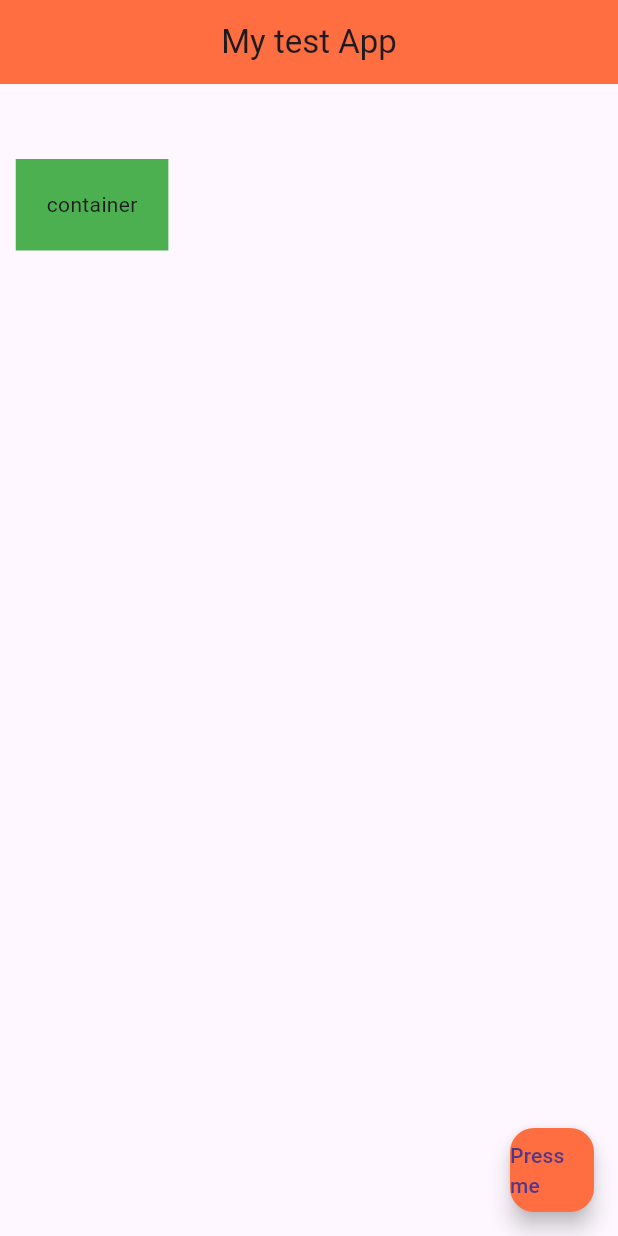
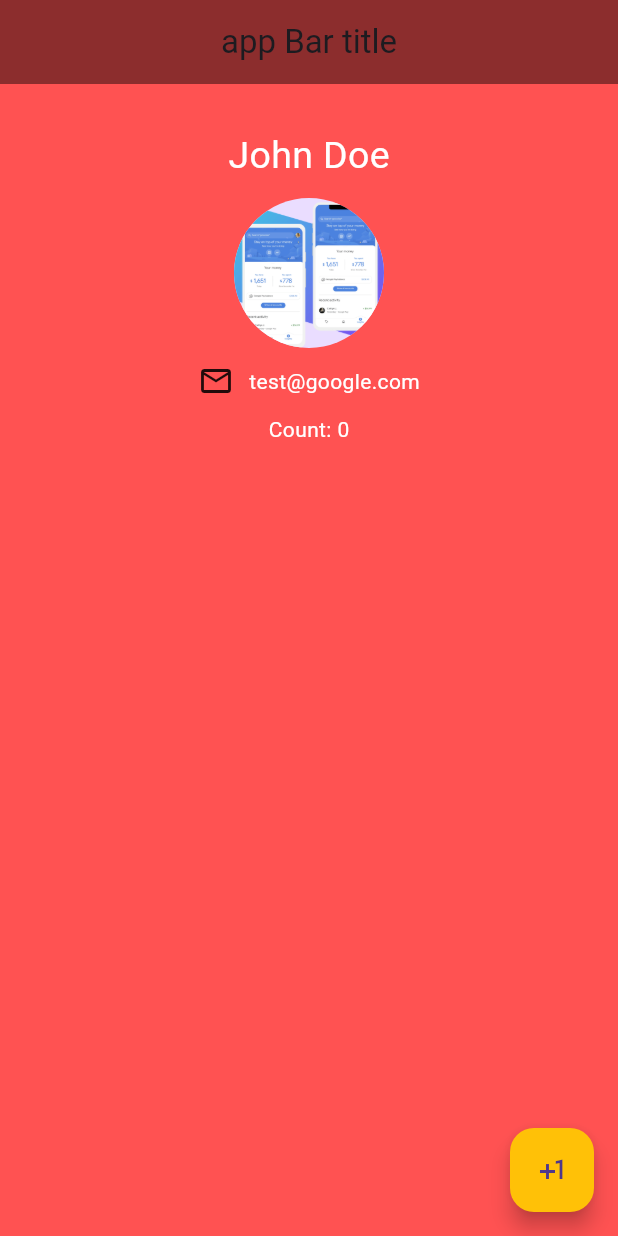
Before and after one commit to EvgeniyFilippov/flutter_test_app, a Flutter app: the screen it shows after launch, on a phone screen of 412 x 824 dp. Run offline on Flutter 3.47's test engine with Material 3 defaults, Android fonts, the phone set to English and light mode, and no system bars.

Commit message:
feat: lesson 3

```diff
--- a/lib/main.dart
+++ b/lib/main.dart
@@ -1,52 +1,69 @@
 import 'package:flutter/material.dart';
 
-void main() => runApp(MyApp());
+void main() => runApp(MaterialApp(
+  home: UserPanel(),
+));
 
-class MyApp extends StatelessWidget {
+class UserPanel extends StatefulWidget {
+  const UserPanel({super.key});
+
+  @override
+  State<StatefulWidget> createState() => _UserPanelState();
+}
+
+class _UserPanelState extends State<UserPanel> {
+
+  int _count = 0;
+
   @override
   Widget build(BuildContext context) {
-    return MaterialApp(
-      theme: ThemeData(primaryColor: Colors.deepOrangeAccent),
-      home: Scaffold(
+    return Scaffold(
+      backgroundColor: Colors.redAccent,
       appBar: AppBar(
-          title: Text('My test App'),
+        title: Text('app Bar title'),
         centerTitle: true,
-          backgroundColor: Colors.deepOrangeAccent,
+        backgroundColor: Colors.black45,
       ),
-        body:
-            Container(
-              color: Colors.green,
-              child: Text('container'),
-              margin: EdgeInsets.symmetric(horizontal: 10.5, vertical: 50.0),
-              padding: EdgeInsets.all(20.5),
+      body: SafeArea(
+        child: Row(
+          mainAxisAlignment: MainAxisAlignment.center,
+          children: [
+            Column(
+                children: [
+                  Padding(padding: EdgeInsets.only(top: 30),),
+                  Text('John Doe', style: TextStyle(
+                    fontSize: 25,
+                    color: Colors.white
+                  ),),
+                  Padding(padding: EdgeInsets.only(top: 10),),
+                  CircleAvatar(
+                    backgroundImage: AssetImage('assets/image1.png'),
+                    radius: 50,
                   ),
-            // Image(
-            //   image: AssetImage('assets/image1.png'),
-            // )
-            // ElevatedButton.icon(
-            //   icon: Icon(Icons.ac_unit_rounded),
-            //   onPressed: () {  },
-            //   label: Text('El button'),
-            // )
-            // TextButton.icon(
-            //     style: ButtonStyle(
-            //       foregroundColor: MaterialStateProperty.all<Color>(Colors.blue),
-            //       backgroundColor: MaterialStateProperty.all<Color>(Colors.deepOrangeAccent)
-            //     ),
-            //     onPressed: () {},
-            //     icon: Icon(Icons.ac_unit_sharp),
-            //     label: Text('Press'),
-            // ),
-            // Icon(Icons.settings, size: 45, color: Colors.amber),
-
+                  Padding(padding: EdgeInsets.only(top: 10),),
+                  Row(
+                    children: [
+                      Icon(Icons.mail_outline, size: 24,),
+                      Padding(padding: EdgeInsets.only(left: 10),),
+                      Text('test@google.com', style: TextStyle(color: Colors.white))
+                    ],
+                  ),
+                  Padding(padding: EdgeInsets.only(top: 10),),
+                  Text('Count: $_count', style: TextStyle(color: Colors.white))
+                ]
+            )
+          ],
+        ),
+      ),
       floatingActionButton: FloatingActionButton(
+        child: Icon(Icons.plus_one),
+        backgroundColor: Colors.amber,
         onPressed: () {
-            print('clicked');
+          setState(() {
+            _count++;
+          });
         },
-          child: Text('Press me'),
-          backgroundColor: Colors.deepOrangeAccent,
       ),
-      )
     );
   }
 }
```
Lines whose indentation alone changed are shown as unchanged.
